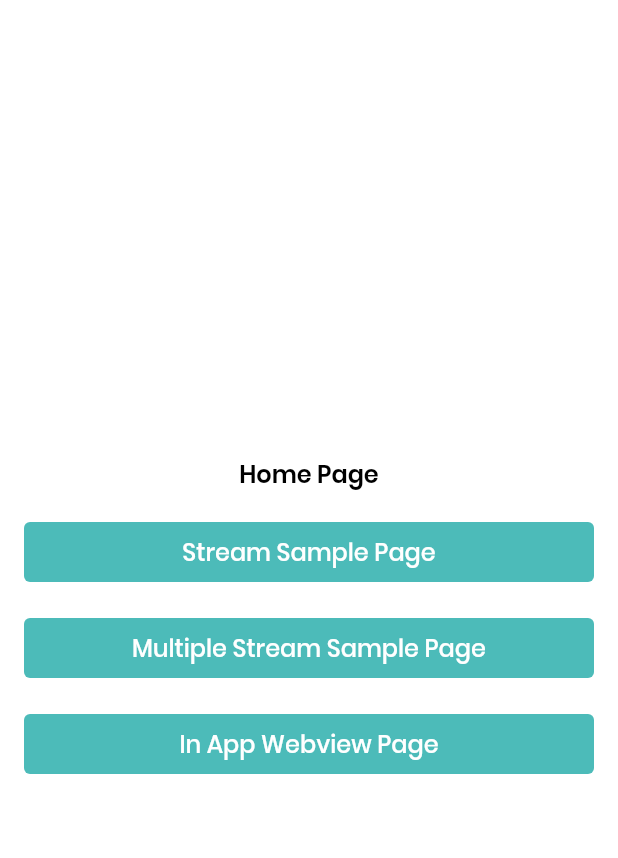
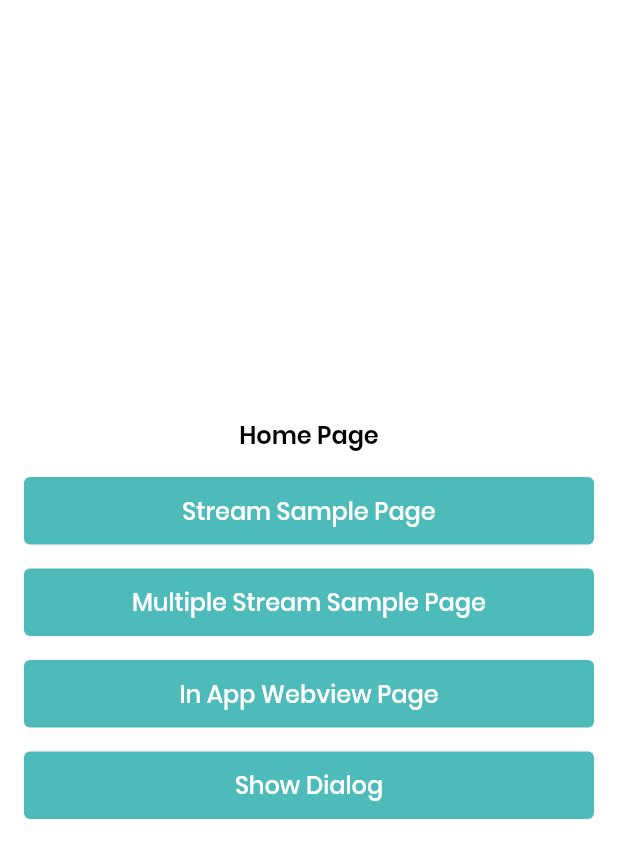
Before and after one commit to syaiful919/flutter-promosiin, a Flutter app: the screen it shows after launch, on a phone screen of 412 x 824 dp. Shown: the top 858 px of the screen. Run offline on Flutter 3.47's test engine with Material 2 defaults, Android fonts, the phone set to English and light mode, and no system bars; our stand-ins replace auto_route, connectivity, date_format, get_it, injectable, rxdart and 2 more; missing offline and left inert: flutter_inappwebview.

Commit message:
add base dialog

```diff
--- a/lib/network/http_client_helper.dart
+++ b/lib/network/http_client_helper.dart
@@ -135,6 +135,9 @@ class HttpClientHelper {
     pref.remove(PrefKey.userToken);
   }
 
+  String baseAuthHelper(String username, String password) =>
+      "Basic " + base64Encode(utf8.encode('$username:$password'));
+
   dynamic _returnResponse(http.Response response) async {
     switch (response.statusCode) {
       case 200:
--- a/lib/ui/components/atoms/base_button.dart
+++ b/lib/ui/components/atoms/base_button.dart
@@ -4,29 +4,39 @@ import 'package:flutter/material.dart';
 class BaseButton extends StatelessWidget {
   final String title;
   final VoidCallback onPressed;
+  final bool outlineType;
 
   const BaseButton({
     Key key,
     this.title,
     this.onPressed,
+    this.outlineType = false,
   }) : super(key: key);
 
   @override
   Widget build(BuildContext context) {
-    return MaterialButton(
-      padding: const EdgeInsets.all(Gap.s),
+    return SizedBox(
+      height: 45,
+      child: MaterialButton(
+        padding: const EdgeInsets.symmetric(horizontal: Gap.s),
         elevation: 0,
         shape: RoundedRectangleBorder(
           borderRadius: BorderRadius.circular(RadiusSize.s),
+          side: outlineType
+              ? BorderSide(color: ProjectColor.main)
+              : BorderSide.none,
         ),
-      color: ProjectColor.main,
+        color: outlineType ? ProjectColor.white1 : ProjectColor.main,
         disabledColor: ProjectColor.grey1,
         minWidth: MediaQuery.of(context).size.width,
         child: Text(
           title,
-        style: TypoStyle.mainButton,
+          style: outlineType
+              ? TypoStyle.mainButton.copyWith(color: ProjectColor.main)
+              : TypoStyle.mainButton,
         ),
         onPressed: (onPressed == null) ? null : () => onPressed(),
+      ),
     );
   }
 }
--- a/lib/ui/components/atoms/base_input.dart
+++ b/lib/ui/components/atoms/base_input.dart
@@ -64,7 +64,8 @@ class _BaseInputState extends State<BaseInput> {
           onChanged: (val) => widget.onChanged(val),
           onSubmitted: (val) => widget.onSubmitted(val),
           decoration: InputDecoration(
-            suffixIcon: GestureDetector(
+            suffixIcon: widget.passwordType
+                ? GestureDetector(
                     onTap: () {
                       hideText = !hideText;
                       setState(() {});
@@ -74,7 +75,8 @@ class _BaseInputState extends State<BaseInput> {
                       color: ProjectColor.main,
                       size: IconSize.m,
                     ),
-            ),
+                  )
+                : null,
             contentPadding:
                 const EdgeInsets.fromLTRB(Gap.m, Gap.s, Gap.m, Gap.s),
             hintText: widget.placeHolder,
--- a/lib/ui/pages/home_page/home_page.dart
+++ b/lib/ui/pages/home_page/home_page.dart
@@ -1,4 +1,5 @@
 import 'package:base_project/ui/components/atoms/base_button.dart';
+import 'package:base_project/ui/components/atoms/base_input.dart';
 import 'package:base_project/utils/project_theme.dart';
 import 'package:base_project/viewmodel/home_viewmodel.dart';
 import 'package:flutter/material.dart';
@@ -37,7 +38,12 @@ class HomePage extends StatelessWidget {
                 BaseButton(
                   title: "In App Webview Page",
                   onPressed: () => model.goToInAppWebviewPage(),
-                )
+                ),
+                SizedBox(height: Gap.m),
+                BaseButton(
+                  title: "Show Dialog",
+                  onPressed: () => model.showMessageDialog(),
+                ),
               ],
             ),
           ),
--- a/lib/utils/project_theme.dart
+++ b/lib/utils/project_theme.dart
@@ -53,6 +53,11 @@ class TypoStyle {
     color: ProjectColor.grey2,
     fontSize: TypoSize.paragraph,
   );
+  static const dialogTitle = TextStyle(
+    color: ProjectColor.black1,
+    fontSize: TypoSize.head,
+    fontWeight: FontWeight.w600,
+  );
 }
 
 class IconSize {
```
Also changed, not shown: lib/ui/components/molecules/dialog.dart (added, +153 -0 lines), lib/viewmodel/home_viewmodel.dart (+16 -0 lines). Lines whose indentation alone changed are shown as unchanged.
